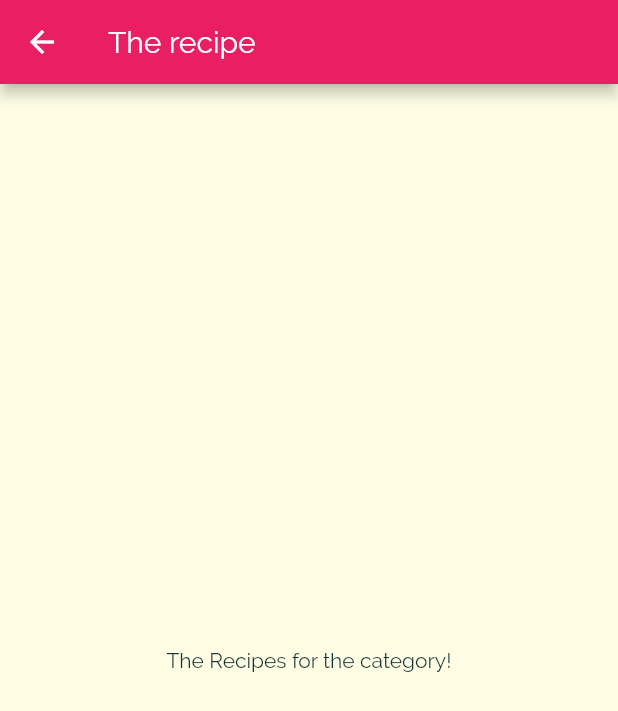
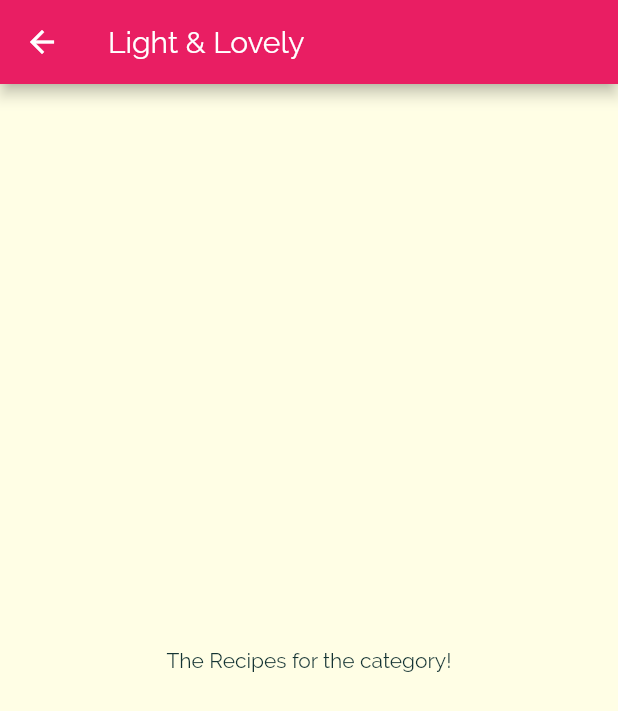
Before and after one commit to Lefted/MealsApp, a Flutter app: the screen it shows after launch, after a tap on "Light & Lovely", on a phone screen of 412 x 824 dp. Shown: the top 711 px of the screen. Run offline on Flutter 3.47's test engine with Material 2 defaults, Android fonts, the phone set to English and light mode, and no system bars.

Commit message:
Pass data from main to meal screen

```diff
--- a/lib/categories_screen.dart
+++ b/lib/categories_screen.dart
@@ -14,7 +14,7 @@ class CategoriesScreen extends StatelessWidget {
         padding: const EdgeInsets.all(25),
         children: DUMMY_CATEGORIES
             .map((categoryData) =>
-                CategoryItem(categoryData.title, categoryData.color))
+                CategoryItem(categoryData.id, categoryData.title, categoryData.color))
             .toList(),
         gridDelegate: SliverGridDelegateWithMaxCrossAxisExtent(
           maxCrossAxisExtent: 200,
--- a/lib/category_item.dart
+++ b/lib/category_item.dart
@@ -2,14 +2,15 @@ import 'package:flutter/material.dart';
 import 'package:meals_app/category_meals_scree.dart';
 
 class CategoryItem extends StatelessWidget {
+  final String id;
   final String title;
   final Color color;
 
-  CategoryItem(this.title, this.color);
+  CategoryItem(this.id, this.title, this.color);
 
   void selectCategory(BuildContext context) {
     Navigator.of(context).push(MaterialPageRoute(builder: (_) {
-      return CategoryMealsScreen();
+      return CategoryMealsScreen(id, title);
     }));
   }
 
--- a/lib/category_meals_scree.dart
+++ b/lib/category_meals_scree.dart
@@ -1,11 +1,16 @@
 import 'package:flutter/material.dart';
 
 class CategoryMealsScreen extends StatelessWidget {
+  final String categoryId;
+  final String categoryTitle;
+
+  CategoryMealsScreen(this.categoryId, this.categoryTitle);
+
   @override
   Widget build(BuildContext context) {
     return Scaffold(
       appBar: AppBar(
-        title: Text('The recipe'),
+        title: Text(categoryTitle),
       ),
       body: Center(
         child: Text('The Recipes for the category!'),
```
